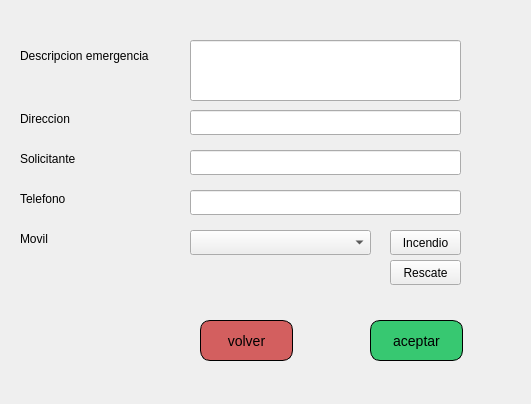
The window that OnlineRoutingMapper_dialog_base_agendar_pedido.ui (valetobares11/EmergencyDispatcher) describes before a commit, drawn with Qt 5.
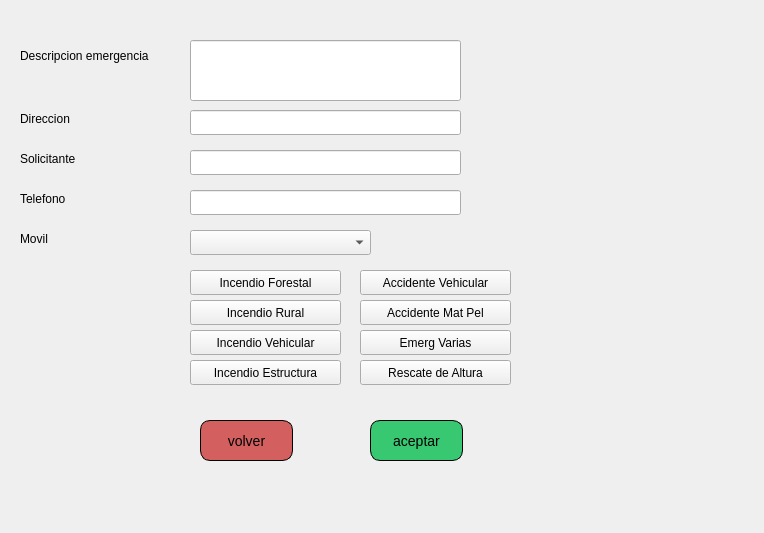
The same window after the commit.

Commit message: Agegado de sonidos al sistema

The edit to the form file:
```diff
--- a/OnlineRoutingMapper_dialog_base_agendar_pedido.ui
+++ b/OnlineRoutingMapper_dialog_base_agendar_pedido.ui
@@ -9,8 +9,8 @@
    <rect>
     <x>0</x>
     <y>0</y>
-    <width>531</width>
-    <height>404</height>
+    <width>764</width>
+    <height>533</height>
    </rect>
   </property>
   <property name="sizePolicy">
@@ -49,7 +49,7 @@
    <property name="geometry">
     <rect>
      <x>200</x>
-     <y>320</y>
+     <y>420</y>
      <width>93</width>
      <height>41</height>
     </rect>
@@ -97,7 +97,7 @@
    <property name="geometry">
     <rect>
      <x>370</x>
-     <y>320</y>
+     <y>420</y>
      <width>93</width>
      <height>41</height>
     </rect>
@@ -190,27 +190,105 @@
   <widget class="QPushButton" name="buttonIncendio">
    <property name="geometry">
     <rect>
-     <x>390</x>
-     <y>230</y>
-     <width>71</width>
+     <x>190</x>
+     <y>270</y>
+     <width>151</width>
      <height>25</height>
     </rect>
    </property>
    <property name="text">
-    <string>Incendio</string>
+    <string>Incendio Forestal</string>
    </property>
   </widget>
   <widget class="QPushButton" name="buttonRescate">
    <property name="geometry">
     <rect>
-     <x>390</x>
-     <y>260</y>
-     <width>71</width>
+     <x>190</x>
+     <y>300</y>
+     <width>151</width>
      <height>25</height>
     </rect>
    </property>
    <property name="text">
-    <string>Rescate</string>
+    <string>Incendio Rural</string>
+   </property>
+  </widget>
+  <widget class="QPushButton" name="buttonIncendioEstructura">
+   <property name="geometry">
+    <rect>
+     <x>190</x>
+     <y>360</y>
+     <width>151</width>
+     <height>25</height>
+    </rect>
+   </property>
+   <property name="text">
+    <string>Incendio Estructura</string>
+   </property>
+  </widget>
+  <widget class="QPushButton" name="buttonIncendioVehicular">
+   <property name="geometry">
+    <rect>
+     <x>190</x>
+     <y>330</y>
+     <width>151</width>
+     <height>25</height>
+    </rect>
+   </property>
+   <property name="text">
+    <string>Incendio Vehicular</string>
+   </property>
+  </widget>
+  <widget class="QPushButton" name="buttonRescateDeAltura">
+   <property name="geometry">
+    <rect>
+     <x>360</x>
+     <y>360</y>
+     <width>151</width>
+     <height>25</height>
+    </rect>
+   </property>
+   <property name="text">
+    <string>Rescate de Altura</string>
+   </property>
+  </widget>
+  <widget class="QPushButton" name="buttonAccidenteVehicular">
+   <property name="geometry">
+    <rect>
+     <x>360</x>
+     <y>270</y>
+     <width>151</width>
+     <height>25</height>
+    </rect>
+   </property>
+   <property name="text">
+    <string>Accidente Vehicular</string>
+   </property>
+  </widget>
+  <widget class="QPushButton" name="buttonAccidenteMatPel">
+   <property name="geometry">
+    <rect>
+     <x>360</x>
+     <y>300</y>
+     <width>151</width>
+     <height>25</height>
+    </rect>
+   </property>
+   <property name="text">
+    <string>Accidente Mat Pel</string>
+   </property>
+  </widget>
+  <widget class="QPushButton" name="buttonEmergVarias">
+   <property name="geometry">
+    <rect>
+     <x>360</x>
+     <y>330</y>
+     <width>151</width>
+     <height>25</height>
+    </rect>
+   </property>
+   <property name="text">
+    <string>Emerg Varias</string>
    </property>
   </widget>
  </widget>
```
Left out of the diff: 4 changed lines with no effect on the pictures. The commit also changes 2 other files.
